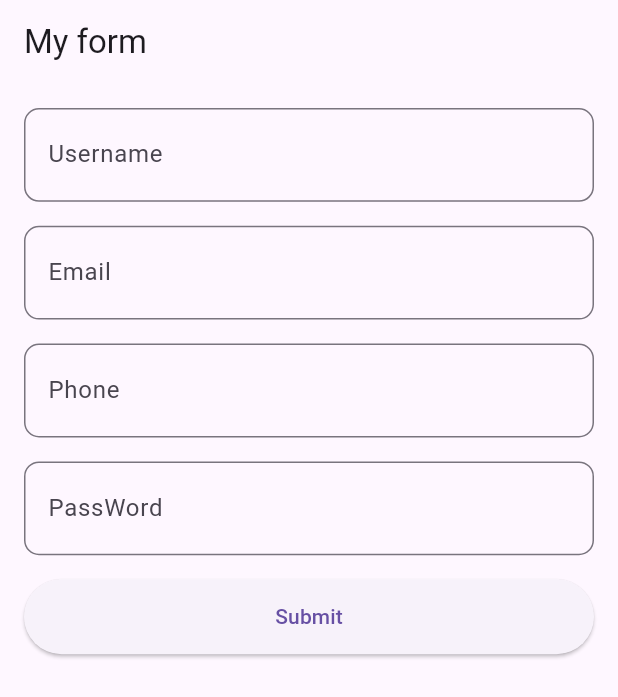
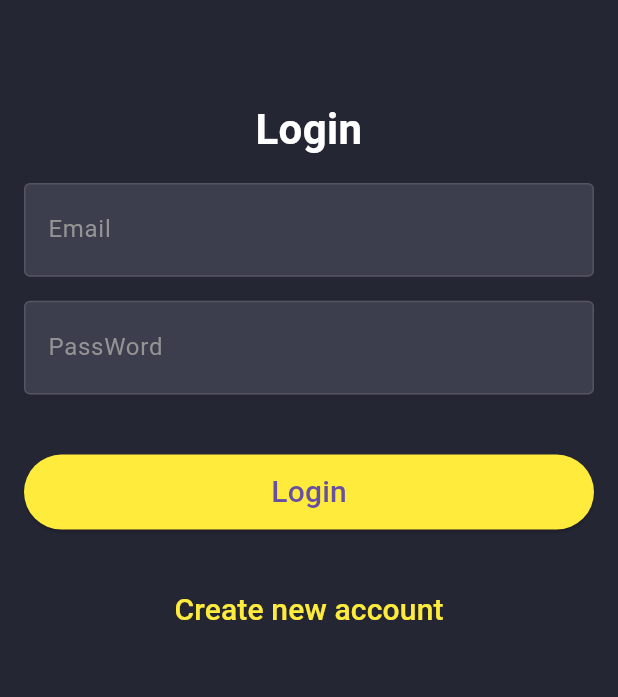
Before and after one commit to minhtrucit02/Cost-Management, a Flutter app: the screen it shows after launch, on a phone screen of 412 x 824 dp. Shown: the top 697 px of the screen. Run offline on Flutter 3.47's test engine with Material 3 defaults, Android fonts, the phone set to English and light mode, and no system bars; our stand-ins replace firebase_auth, firebase_core; accounts and stored records are empty.

Commit message:
create account

```diff
--- a/lib/main.dart
+++ b/lib/main.dart
@@ -6,6 +6,7 @@ import 'package:flutter/material.dart';
 import 'firebase_options.dart';
 
 Future<void> main() async {
+  WidgetsFlutterBinding.ensureInitialized();
   await Firebase.initializeApp(
     options: DefaultFirebaseOptions.currentPlatform,
   );
@@ -21,7 +22,7 @@ class MyApp extends StatelessWidget {
     return MaterialApp(
       title: 'Cost management',
       debugShowCheckedModeBanner: false,
-      home: SignUpView(),
+      home: LoginView(),
     );
   }
 }
--- a/lib/screens/login_screen.dart
+++ b/lib/screens/login_screen.dart
@@ -1,43 +1,78 @@
+import 'package:cost_management/screens/login_screen.dart';
+import 'package:cost_management/screens/sign_up.dart';
+import 'package:cost_management/services/auth_services.dart';
 import 'package:flutter/material.dart';
 import 'package:cost_management/utils/AppValidator.dart';
 
-class LoginScreen extends StatelessWidget{
-  LoginScreen({super.key});
 
+class LoginView extends StatefulWidget{
+  LoginView({super.key});
+
+  @override
+  State<LoginView> createState() => LoginViewState();
+}
+
+class LoginViewState extends State<LoginView> {
   final GlobalKey<FormState> _formKey = GlobalKey<FormState>();
+  final _emailController = TextEditingController();
+  final _pssswordController = TextEditingController();
+
+  var appValidator = AppValidator();
+  var authService = AuthService();
+  var isLoader = false;
 
   Future<void> _submitForm() async {
     if(_formKey.currentState!.validate()){
-      ScaffoldMessenger.of(_formKey.currentContext!).showSnackBar(
-        const SnackBar(content: Text('Form submit successfully')),
-      );
+      setState(() {
+        isLoader = true;
+      });
+      var data = {
+        'Email': _emailController.text,
+        'password': _pssswordController.text,
+      };
+      await authService.login(data, context);
+      setState(() {
+        isLoader =false;
+      });
     }
   }
 
-  var appValidator = AppValidator();
 
   @override
   Widget build(BuildContext context) {
     return Scaffold(
-      appBar: AppBar(
-        title: const Text('My form'),
-      ),
-      body: Padding(
-        padding: const EdgeInsets.all(16.0),
-        child: Form(
+        backgroundColor: Color(0xFF252634),
+        body: Padding(
+          padding: const EdgeInsets.all(16.0),
+          child: Form(
             key: _formKey,
             child: Column(
               children: [
-                TextFormField(
-                  autovalidateMode: AutovalidateMode.onUserInteraction,
-                  decoration: _buildInputDecoration("Username",Icons.person),
-                  validator: appValidator.validateUsername,
+
+                SizedBox(
+                  height: 50.0,
                 ),
+
+                SizedBox(
+                  width: 250,
+                  child: Text(
+                    "Login",
+                    textAlign: TextAlign.center,
+                    style: TextStyle(
+                        color: Colors.white,
+                        fontSize: 28,
+                        fontWeight: FontWeight.bold
+                    ),
+                  ),
+                ),
+
                 SizedBox(
                   height: 16.0,
                 ),
 
                 TextFormField(
+                  style: TextStyle(color: Colors.white),
+                  controller: _emailController,
                   autovalidateMode: AutovalidateMode.onUserInteraction,
                   decoration: _buildInputDecoration("Email",Icons.email),
                   validator: appValidator.validateEmail,
@@ -46,44 +81,69 @@ class LoginScreen extends StatelessWidget{
                   height: 16.0,
                 ),
 
+
                 TextFormField(
+
+                  style: TextStyle(color: Colors.white),
+                  controller: _pssswordController,
                   autovalidateMode: AutovalidateMode.onUserInteraction,
                   decoration: _buildInputDecoration("PassWord",Icons.password),
                   validator: appValidator.validatePhoneNumber,
                 ),
                 SizedBox(
-                  height: 16.0,
-
+                  height: 40.0,
                 ),
 
-                TextFormField(
-                  autovalidateMode: AutovalidateMode.onUserInteraction,
-                  decoration: _buildInputDecoration("Register PassWord",Icons.password),
-                  validator: appValidator.validatePhoneNumber,
-                ),
                 SizedBox(
-                  height: 16.0,
-
+                  height: 50,
+                  width: double.infinity,
+                  child: ElevatedButton(
+                      style: ElevatedButton.styleFrom(
+                        backgroundColor: Colors.yellow,
+                      ),
+                      onPressed: (){
+                        isLoader ? print("Loading") :_submitForm();
+                      },
+                      child:
+                      isLoader ?
+                      Center(child: CircularProgressIndicator()):
+                      Text('Login',style: TextStyle(fontSize: 20))
+                  ),
                 ),
 
 
                 SizedBox(
-                  height: 50,
-                  width: double.infinity,
-                  child: ElevatedButton(onPressed: () =>_submitForm, child: const Text('Submit')),
+                  height: 30.0,
                 ),
+
+                TextButton(
+                    onPressed: () {
+                      Navigator.push(
+                        context,
+                        MaterialPageRoute(builder: (context) => SignUpView()),
+                      );
+                    },
+                    child: Text("Create new account",style: TextStyle(color: Colors.yellow, fontSize: 20))),
 
               ],
             ),
-        ),
-      )
+          ),
+        )
     );
   }
 
   InputDecoration _buildInputDecoration(String label, IconData suffixIcon){
     return InputDecoration(
+        fillColor: Color(0xAA494A59),
+        enabledBorder: OutlineInputBorder(
+            borderSide: BorderSide(color: Color(0x45949494))),
+        focusedBorder: OutlineInputBorder(
+            borderSide: BorderSide(color: Colors.white)),
+        filled: true,
+        labelStyle: TextStyle(color: Color(0xFF949494)),
         labelText: label,
-        suffix: Icon(suffixIcon),
+        suffix: Icon(suffixIcon,
+          color: Color(0xFF949494),),
         border: OutlineInputBorder(borderRadius: BorderRadius.circular(10.0))
     );
   }
```
Also changed, not shown: lib/screens/sign_up.dart (+68 -12 lines), lib/services/auth_services.dart (+15 -0 lines), 4 other files.
